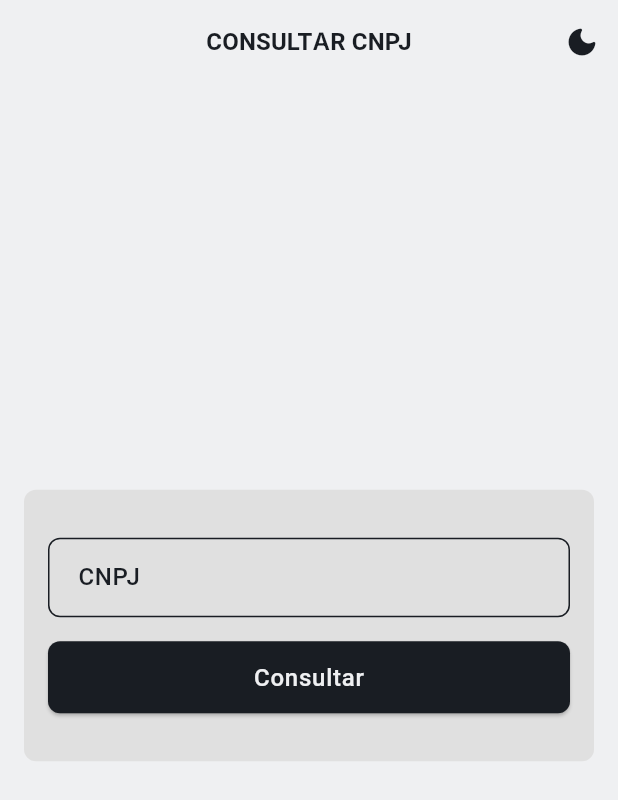
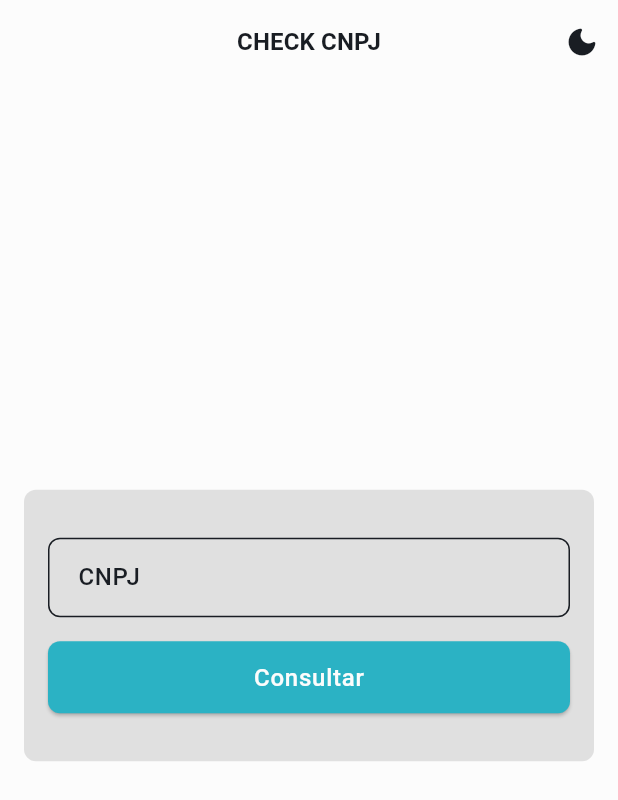
Before and after one commit to menezesho/CNPJ-Consultation-App, a Flutter app: the screen it shows after launch, on a phone screen of 412 x 824 dp. Shown: the top 800 px of the screen. Run offline on Flutter 3.47's test engine with Material 3 defaults, Android fonts, the phone set to English and light mode, and no system bars; our stand-ins replace flutter_masked_text2, flutter_mobx, google_fonts, loading_animation_widget, mobx, shared_preferences; missing offline and left inert: br_api; generated files the repository leaves out were written again.

```diff
--- a/lib/src/constants/colors_constant.dart
+++ b/lib/src/constants/colors_constant.dart
@@ -2,18 +2,20 @@ import 'dart:ui';
 
 // Cores para o tema claro do aplicativo
 sealed class LightColorsConstants {
-  static const Color primary = Color(0xFFEFF0F2);
+  static const Color primary = Color(0xFFFCFCFC);
   static const Color secondary = Color(0xFFE0E0E0);
   static const Color onPrimary = Color(0xFF191D23);
   static const Color onSecondary = Color(0xFF6A6D72);
   static const Color alert = Color(0xFFA83930);
+  static const Color surface = Color(0xFF2BB2C4);
 }
 
 // Cores para o tema escuro do aplicativo
 sealed class DarkColorsConstants {
-  static const Color primary = Color(0xFF191D23);
+  static const Color primary = Color(0xFF17202B);
   static const Color secondary = Color(0xFF343940);
   static const Color onPrimary = Color(0xFFEFF0F2);
   static const Color onSecondary = Color(0xFF9EA0A3);
   static const Color alert = Color(0xFFC6989E);
+  static const Color surface = Color(0xFF2BB2C4);
 }
--- a/lib/src/pages/company_page.dart
+++ b/lib/src/pages/company_page.dart
@@ -31,7 +31,7 @@ class CompanyPage extends StatelessWidget {
         padding: const EdgeInsets.all(16),
         child: Column(
           children: [
-            const Icon(Icons.home_work_rounded, size: 60),
+            Icon(Icons.home_work_rounded, size: 60, color: theme.colorScheme.surface),
             const SizedBox(height: 46),
             Padding(
               padding: const EdgeInsets.symmetric(horizontal: 16),
--- a/lib/src/pages/home_page.dart
+++ b/lib/src/pages/home_page.dart
@@ -31,7 +31,7 @@ class _HomePageState extends State<HomePage> {
         preferredSize: const Size.fromHeight(kToolbarHeight),
         child: Observer(
           builder: (_) => AppBarComponent(
-            title: 'Consultar CNPJ',
+            title: 'Check CNPJ',
             themeController: themeController,
             hasLeading: false,
           ),
--- a/lib/src/theme/app_theme.dart
+++ b/lib/src/theme/app_theme.dart
@@ -20,7 +20,7 @@ class AppTheme {
       secondary: LightColorsConstants.secondary,
       onSecondary: LightColorsConstants.onSecondary,
       error: LightColorsConstants.alert,
-      surface: LightColorsConstants.onPrimary,
+      surface: LightColorsConstants.surface,
       onSurface: LightColorsConstants.primary,
     ),
 
@@ -79,7 +79,7 @@ class AppTheme {
       secondary: DarkColorsConstants.secondary,
       onSecondary: DarkColorsConstants.onSecondary,
       error: DarkColorsConstants.alert,
-      surface: DarkColorsConstants.onPrimary,
+      surface: DarkColorsConstants.surface,
       onSurface: DarkColorsConstants.primary,
     ),
 
```
Also changed, not shown: pubspec.yaml (+3 -71 lines), assets/logo.png (added), 11 other files.
